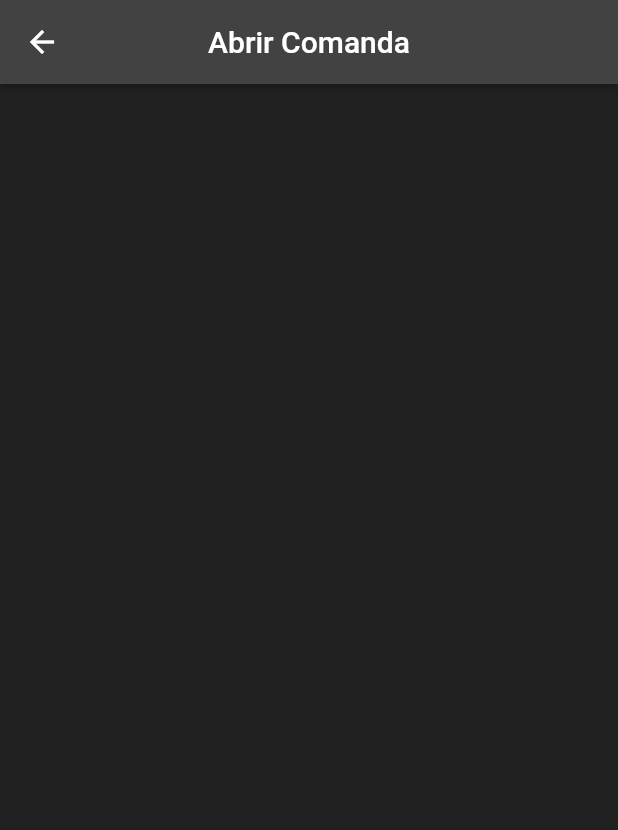
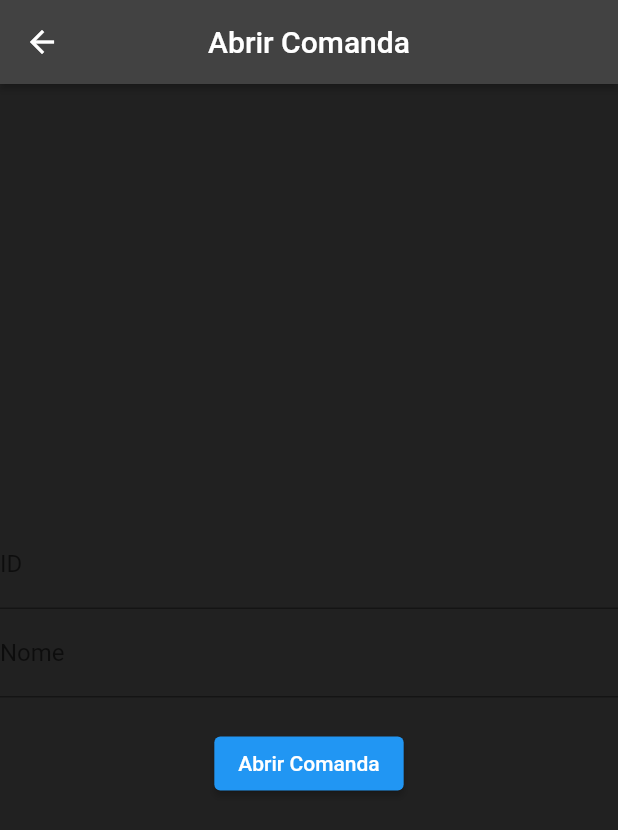
Before and after one commit to AkaRed3223/601-arcade-bar-app, a Flutter app: the ComandaAbrir screen opened by its route, on a phone screen of 412 x 824 dp. Shown: the top 830 px of the screen. Run offline on Flutter 3.47's test engine with Material 2 defaults, Android fonts, the phone set to English and light mode, and no system bars.

Commit message:
Add Abrir comanda page

```diff
--- a/lib/main.dart
+++ b/lib/main.dart
@@ -1,5 +1,6 @@
 import 'package:arcade/pages/cardapio/cardapio.dart';
 import 'package:arcade/pages/comandas/comanda_abrir.dart';
+import 'package:arcade/pages/comandas/comanda_excluir.dart';
 import 'package:arcade/pages/comandas/comanda_fechar.dart';
 import 'package:arcade/pages/comandas/comanda_todas.dart';
 import 'package:arcade/pages/comandas/comandas_home.dart';
@@ -24,6 +25,7 @@ class MyApp extends StatelessWidget {
         "menu_comandas/comandas/ver": (context) => const Comandas(),
         "menu_comandas/comandas/abrir": (context) => const ComandaAbrir(),
         "menu_comandas/comandas/fechar": (context) => const ComandaFechar(),
+        "menu_comandas/comandas/excluir": (context) => const ComandaExcluir(),
         //"comandas/{id}": (context) => const ComandaDetalhes(),
         "cardapio": (context) => const Cardapio(),
         "pedidos/novo_pedido": (context) => const PedidoInserir()
--- a/lib/pages/comandas/comanda_abrir.dart
+++ b/lib/pages/comandas/comanda_abrir.dart
@@ -1,15 +1,85 @@
+import 'dart:convert';
+
 import 'package:flutter/material.dart';
+import 'package:http/http.dart' as http;
 
 import '../../widgets/custom_app_bar_widget.dart';
 
-class ComandaAbrir extends StatelessWidget {
+class ComandaAbrir extends StatefulWidget {
   const ComandaAbrir({super.key});
+
+  @override
+  State<ComandaAbrir> createState() => _ComandaAbrirState();
+}
+
+class _ComandaAbrirState extends State<ComandaAbrir> {
+
+  final TextEditingController idController = TextEditingController();
+  final TextEditingController nameController = TextEditingController();
+  bool showSuccess = false;
+
+  Future<void> _abrirComanda() async {
+    final url = Uri.parse('http://localhost:8080/tabs');
+    final headers = {'Content-Type': 'application/json'}; // Set the content type to JSON
+    final body = {'externalId': idController.text, 'name': nameController.text};
+
+    final response = await http.post(
+      url,
+      headers: headers,
+      body: jsonEncode(body), // Convert the body map to a JSON string
+    );
+
+    if (response.statusCode == 201) {
+      setState(() {
+        showSuccess = true;
+      });
+    }
+  }
 
   @override
   Widget build(BuildContext context) {
     return Scaffold(
       backgroundColor: Colors.grey[900],
       appBar: const CustomAppBar(title: 'Abrir Comanda'),
+      body: Center(
+        child: Column(
+          mainAxisAlignment: MainAxisAlignment.center,
+          children: [
+            if (showSuccess)
+              const Column(
+                children: [
+                  Icon(
+                    Icons.check_circle_outline,
+                    size: 100,
+                    color: Colors.green,
+                  ),
+                  SizedBox(height: 20),
+                  Text('Comanda criada!', style: TextStyle(fontSize: 20)),
+                ],
+              )
+            else
+              Column(
+                children: [
+                  TextField(
+                    controller: idController,
+                    decoration: const InputDecoration(labelText: 'ID'),
+                  ),
+                  TextField(
+                    controller: nameController,
+                    decoration: const InputDecoration(labelText: 'Nome'),
+                  ),
+                  const SizedBox(height: 20),
+                  ElevatedButton(
+                    onPressed: _abrirComanda,
+                    child: const Text('Abrir Comanda'),
+                  ),
+                ],
+              ),
+          ],
+        ),
+      ),
     );
   }
+
+
 }
--- a/lib/pages/comandas/comandas_home.dart
+++ b/lib/pages/comandas/comandas_home.dart
@@ -23,6 +23,10 @@ class ComandasHome extends StatelessWidget {
           ),
           Padding(
             padding: EdgeInsets.symmetric(vertical: 10),
+            child: HomeButton(title: 'Excluir Comanda'),
+          ),
+          Padding(
+            padding: EdgeInsets.symmetric(vertical: 10),
             child: HomeButton(title: 'Fechar Comanda'),
           ),
         ],
--- a/lib/widgets/home_page_main_buttons.dart
+++ b/lib/widgets/home_page_main_buttons.dart
@@ -42,6 +42,7 @@ class HomeButton extends StatelessWidget implements PreferredSizeWidget {
       'Ver Comandas': 'menu_comandas/comandas/ver',
       'Abrir Comanda': 'menu_comandas/comandas/abrir',
       'Fechar Comanda': 'menu_comandas/comandas/fechar',
+      'Excluir Comanda': 'menu_comandas/comandas/excluir',
       'Cardápio': 'cardapio',
     };
     return routeMap[title] ?? '/';
--- a/pubspec.yaml
+++ b/pubspec.yaml
@@ -14,6 +14,7 @@ dependencies:
   intl: ^0.17.0
   cupertino_icons: ^1.0.2
   http: ^1.1.0
+  flutter_svg: ^2.0.7
 
 dev_dependencies:
   flutter_test:
```
Also changed, not shown: lib/pages/comandas/comanda_excluir.dart (added, +15 -0 lines), pubspec.lock.
